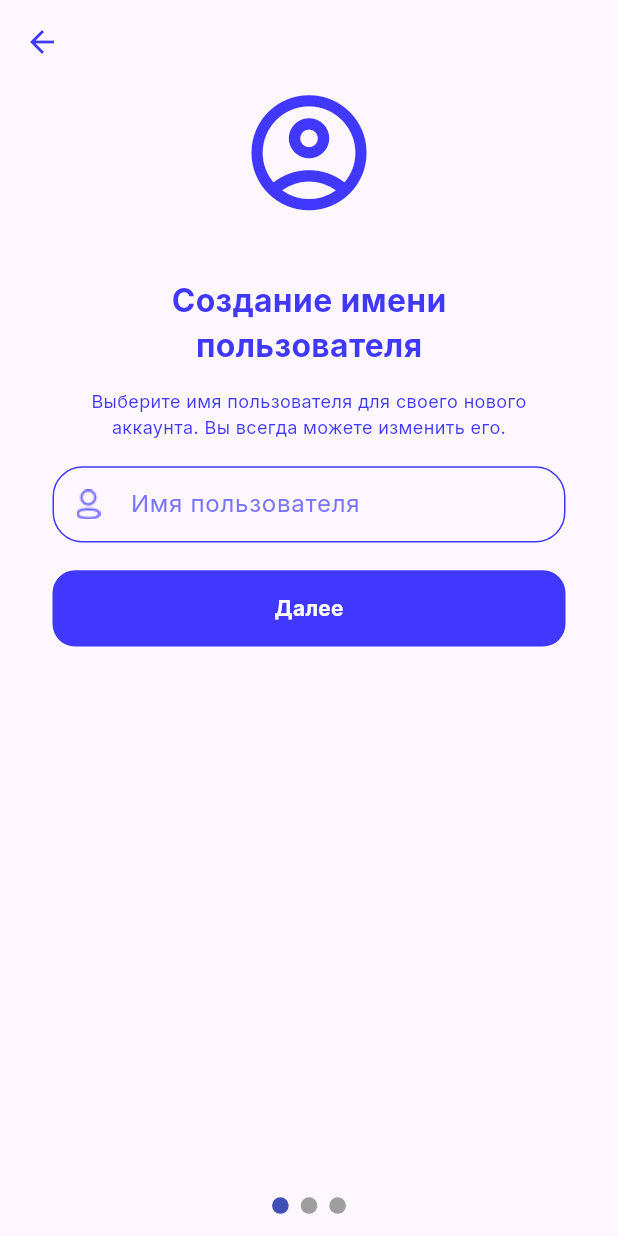
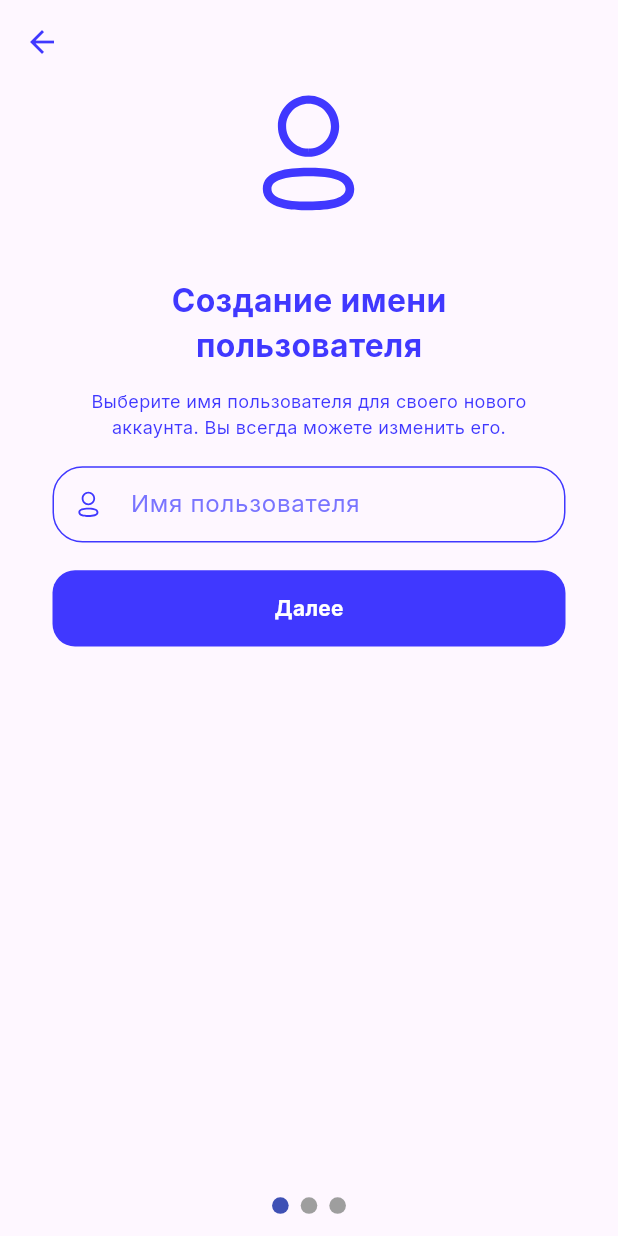
Before and after one commit to ExeLisor/Mashinki, a Flutter app: the screen it shows after launch, on a phone screen of 412 x 824 dp. Run offline on Flutter 3.47's test engine with Material 3 defaults, Android fonts, the phone set to English and light mode, and no system bars; drawn by our look-alikes of smooth_page_indicator; our stand-ins replace dio, flutter_svg, get, google_fonts, google_mobile_ads, logger and 1 more.

Commit message:
Added svg package, email and password pages

```diff
--- a/lib/const.dart
+++ b/lib/const.dart
@@ -5,3 +5,6 @@ const welcomeImageAsset = 'assets/images/welcome.png';
 const manImageAsset = 'assets/images/man.png';
 const manIconAsset = 'assets/icons/man_icon.png';
 const lockIconAsset = 'assets/icons/lock_icon.png';
+const accountAsset = 'assets/icons/account_icon.svg';
+const emailAsset = 'assets/icons/email_icon.svg';
+const lockAsset = 'assets/icons/lock_icon.svg';
--- a/lib/exports.dart
+++ b/lib/exports.dart
@@ -20,3 +20,4 @@ export 'package:get/get.dart'
 export 'package:google_mobile_ads/google_mobile_ads.dart';
 export 'package:google_fonts/google_fonts.dart';
 export 'package:smooth_page_indicator/smooth_page_indicator.dart';
+export 'package:flutter_svg/flutter_svg.dart';
--- a/lib/screens/log_in_screen/log_in_screen.dart
+++ b/lib/screens/log_in_screen/log_in_screen.dart
@@ -30,7 +30,7 @@ class LoginScreen extends StatelessWidget {
                 hint: "Имя пользователя",
                 controller: _usernameController,
                 isPassword: false,
-                icon: manIconAsset,
+                icon: accountAsset,
               ),
               const SizedBox(
                 height: 20,
@@ -66,17 +66,17 @@ class LoginScreen extends StatelessWidget {
                     padding: const EdgeInsets.only(bottom: 30),
                     child: GestureDetector(
                       onTap: () {},
-                      child: Row(
+                      child: const Row(
                         mainAxisAlignment: MainAxisAlignment.center,
                         children: [
-                          const Text(
+                          Text(
                             "У вас нету аккаунта? ",
                             style: TextStyle(color: Color(0xff4038FF)),
                           ),
-                          const Text(
+                          Text(
                             "Зарегистрироваться",
                             style: TextStyle(
-                              color: const Color(0xff4038FF),
+                              color: Color(0xff4038FF),
                               fontWeight: FontWeight.bold,
                             ),
                           ),
--- a/lib/screens/log_in_screen/widgets/text_field_log_in.dart
+++ b/lib/screens/log_in_screen/widgets/text_field_log_in.dart
@@ -24,7 +24,8 @@ class CustomTextField extends StatelessWidget {
     return SizedBox(
       width: 342.w,
       height: 55.h,
-      child: Obx(() => TextFormField(
+      child: Obx(
+        () => TextFormField(
           controller: controller,
           style: TextStyle(
               color: Theme.of(context).inputDecorationTheme.hintStyle!.color),
@@ -54,7 +55,16 @@ class CustomTextField extends StatelessWidget {
                       .color),
             ),
             hintText: hint,
-              prefixIcon: Image.asset(icon),
+            prefixIcon: Container(
+              margin: EdgeInsets.all(15.h),
+              child: SizedBox(
+                child: SvgPicture.asset(
+                  icon,
+                  height: 4.h,
+                  width: 4.h,
+                ),
+              ),
+            ),
             suffixIcon: isPassword
                 ? IconButton(
                     icon: Icon(
@@ -67,7 +77,8 @@ class CustomTextField extends StatelessWidget {
                   )
                 : null,
           ),
-          )),
+        ),
+      ),
     );
   }
 }
--- a/lib/screens/registration_screen.dart
+++ b/lib/screens/registration_screen.dart
@@ -5,8 +5,7 @@ class RegistrationScreen extends StatelessWidget {
 
   @override
   Widget build(BuildContext context) {
-    return SafeArea(
-      child: Scaffold(
+    return Scaffold(
       appBar: AppBar(
         leading: const Icon(
           Icons.arrow_back,
@@ -17,7 +16,6 @@ class RegistrationScreen extends StatelessWidget {
         init: RegistrationController(),
         builder: (_) => Stack(
           children: [_pages(), _dots()],
-          ),
         ),
       ),
     );
@@ -52,7 +50,7 @@ class RegistrationScreen extends StatelessWidget {
   Widget _createUsernameWidget() => Column(
         mainAxisAlignment: MainAxisAlignment.start,
         children: [
-          _accountIcon(),
+          _pageIcon(accountAsset),
           SizedBox(
             height: 40.h,
           ),
@@ -64,57 +62,169 @@ class RegistrationScreen extends StatelessWidget {
           SizedBox(
             height: 20.h,
           ),
-          CustomTextField(
-            hint: "Имя пользователя",
-            controller: TextEditingController(),
-            isPassword: false,
-            icon: manIconAsset,
-          ),
+          _inputUsernameField(),
           SizedBox(
             height: 20.h,
           ),
-          _nextButton()
+          _nextButton("Далее")
         ],
       );
 
-  Widget _accountIcon() => Icon(
-        Icons.account_circle_outlined,
-        size: 100.h,
+  Widget _pageIcon(String assetPath) => SvgPicture.asset(
+        assetPath,
+        height: 100.h,
+        width: 100.h,
         color: const Color(0xff4038FF),
       );
 
-  Widget _createNicknameText() => Column(
-        children: [
-          Text(
-            "Создание имени",
+  Widget _bigText(String text) => Text(
+        text,
         style: TextStyle(
             fontWeight: FontWeight.bold,
             fontSize: 23.fs,
             color: const Color(0xff4038FF)),
+      );
+
+  Widget _smallText(
+    String text, {
+    double height = 36,
+    double width = 326,
+  }) =>
+      SizedBox(
+        height: height.h,
+        width: width.w,
+        child: Text(
+          text,
+          textAlign: TextAlign.center,
+          style: TextStyle(fontSize: 13.fs, color: const Color(0xff4038FF)),
+        ),
+      );
+  Widget _createNicknameText() => Column(
+        children: [
+          _bigText("Создание имени"),
+          _bigText("пользователя"),
+        ],
+      );
+
+  Widget _createNickNameDescritpion() => _smallText(
+        "Выберите имя пользователя для своего нового аккаунта. Вы всегда можете изменить его.",
+      );
+
+  Widget _inputUsernameField() => CustomTextField(
+        hint: "Имя пользователя",
+        controller: TextEditingController(),
+        isPassword: false,
+        icon: accountAsset,
+      );
+
+  Widget _inputEmailField() => CustomTextField(
+        hint: "Email",
+        controller: TextEditingController(),
+        isPassword: false,
+        icon: emailAsset,
+      );
+
+  Widget _inputPasswordField() => CustomTextField(
+        hint: "Пароль",
+        controller: TextEditingController(),
+        isPassword: false,
+        icon: lockAsset,
+      );
+
+  Widget _confirmPasswordField() => CustomTextField(
+        hint: "Повторите пароль",
+        controller: TextEditingController(),
+        isPassword: false,
+        icon: lockAsset,
+      );
+
+  Widget _inputEmailDescription() => _smallText(
+      "Ваша почта будет использоваться для входа в аккаунт. Мы отправим вам код подстверждения электронного адреса",
+      height: 72,
+      width: 236);
+
+  Widget _createPasswordDescription() => _smallText(
+        "Мы можем запомнить пароль, чтобы вам больше не нужно было вводить его на ваших устройствах",
+      );
+
+  Widget _inputEmailWidget() => Column(
+        mainAxisAlignment: MainAxisAlignment.start,
+        children: [
+          _pageIcon(emailAsset),
+          SizedBox(
+            height: 40.h,
+          ),
+          _bigText("Введите почту"),
+          SizedBox(
+            height: 15.h,
+          ),
+          _inputEmailDescription(),
+          SizedBox(
+            height: 20.h,
+          ),
+          _inputEmailField(),
+          SizedBox(
+            height: 20.h,
+          ),
+          _nextButton("Отправить код")
+        ],
+      );
+
+  Widget _createPasswordWidget() => Column(
+        mainAxisAlignment: MainAxisAlignment.start,
+        children: [
+          _pageIcon(lockAsset),
+          SizedBox(
+            height: 40.h,
+          ),
+          _bigText("Придумайте пароль"),
+          SizedBox(
+            height: 15.h,
+          ),
+          _createPasswordDescription(),
+          SizedBox(
+            height: 20.h,
+          ),
+          _inputPasswordField(),
+          SizedBox(
+            height: 20.h,
+          ),
+          _confirmPasswordField(),
+          SizedBox(
+            height: 10.h,
+          ),
+          _savePasswordCheckBox(),
+          SizedBox(
+            height: 10.h,
+          ),
+          _nextButton("Далее")
+        ],
+      );
+
+  Widget _savePasswordCheckBox() => Row(
+        mainAxisAlignment: MainAxisAlignment.start,
+        crossAxisAlignment: CrossAxisAlignment.center,
+        children: [
+          SizedBox(
+            width: 20.w,
+          ),
+          Checkbox(
+            value: true,
+            onChanged: (value) {},
+            activeColor: const Color(0xFF4038FF),
+            side: const BorderSide(color: Color(0xFF4038FF)),
+            shape:
+                RoundedRectangleBorder(borderRadius: BorderRadius.circular(5)),
           ),
           Text(
-            "пользователя",
-            style: TextStyle(
-                fontWeight: FontWeight.bold,
-                fontSize: 23.fs,
-                color: const Color(0xff4038FF)),
+            "Сохранить пароль",
+            textAlign: TextAlign.center,
+            style: TextStyle(fontSize: 13.fs, color: const Color(0xff4038FF)),
           ),
         ],
       );
 
-  Widget _createNickNameDescritpion() => SizedBox(
-        height: 36.h,
-        width: 326.w,
-        child: Text(
-          "Выберите имя пользователя для своего нового аккаунта. Вы всегда можете изменить его.",
-          textAlign: TextAlign.center,
-          style: TextStyle(fontSize: 13.fs, color: const Color(0xff4038FF)),
-        ),
-      );
-  Widget _inputEmailWidget() => Container();
-  Widget _createPasswordWidget() => Container();
-
-  Widget _nextButton() => GetBuilder<RegistrationController>(
+  Widget _nextButton(String buttonText) => GetBuilder<RegistrationController>(
         builder: (controller) => GestureDetector(
           child: Container(
             height: 55.h,
@@ -125,7 +235,7 @@ class RegistrationScreen extends StatelessWidget {
             ),
             child: Center(
               child: Text(
-                "Далее",
+                buttonText,
                 style: TextStyle(
                     fontSize: 15.fs,
                     color: Colors.white,
--- a/pubspec.yaml
+++ b/pubspec.yaml
@@ -17,6 +17,7 @@ dependencies:
   google_mobile_ads: ^5.1.0
   google_fonts: ^6.2.1
   smooth_page_indicator: ^1.1.0
+  flutter_svg: ^2.0.10+1
 
 dev_dependencies:
   flutter_test:
@@ -32,3 +33,5 @@ flutter:
     - assets/icons/man_icon.png
     - assets/icons/account_icon.svg
     - assets/icons/lock_icon.png
+    - assets/icons/email_icon.svg
+    - assets/icons/lock_icon.svg
```
Also changed, not shown: assets/icons/email_icon.svg (added), assets/icons/lock_icon.svg (added), pubspec.lock. Lines whose indentation alone changed are shown as unchanged.
